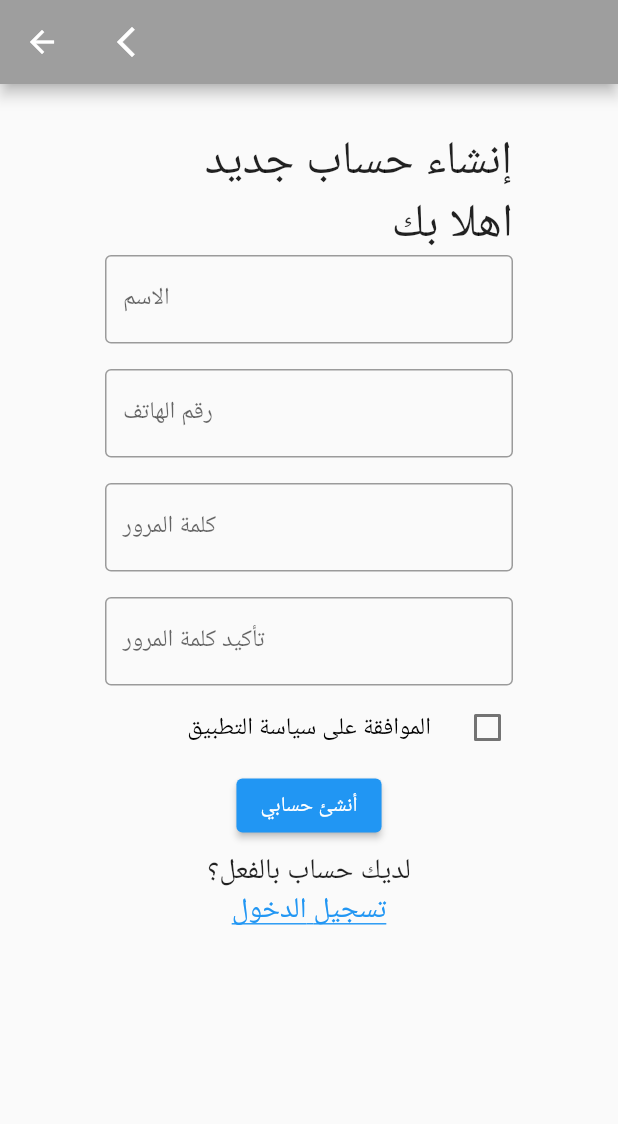
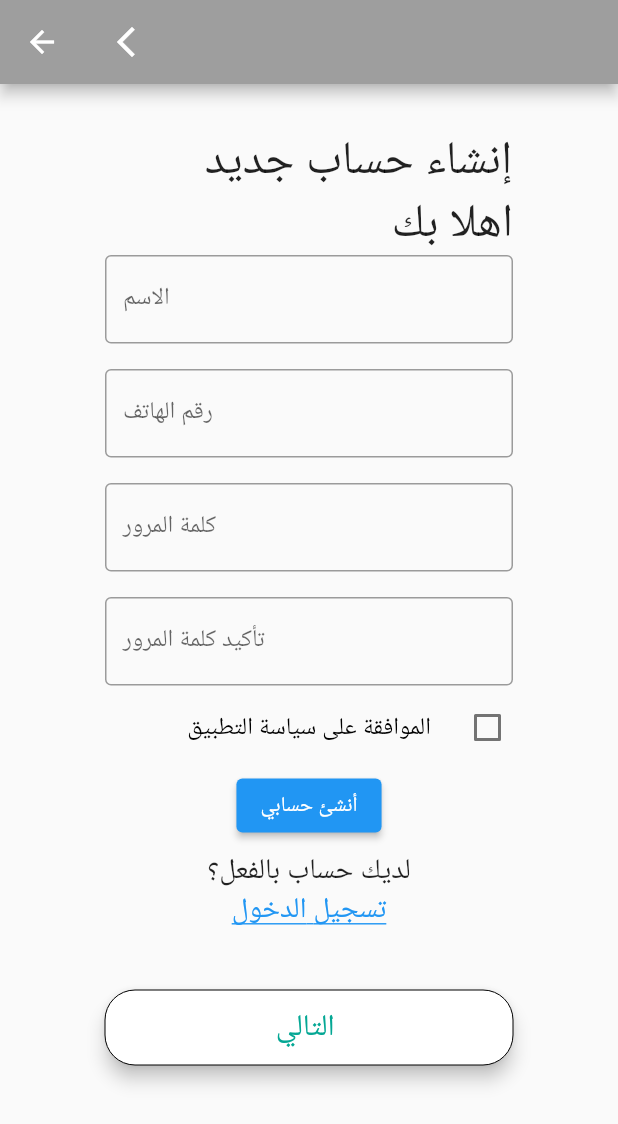
Before and after one commit to lailack913/Al_Dalala, a Flutter app: the creat_account screen opened directly, after a tap on "أنشئ حسابي", on a phone screen of 412 x 824 dp. Shown: the top 1124 px of the screen. Run offline on Flutter 3.47's test engine with Material 2 defaults, Android fonts, the phone set to English and light mode, and no system bars; missing offline and left inert: dart:js, flutter_verification_code; network calls fail.

Commit message:
git commit

```diff
--- a/lib/2_account/a_sign in/creat_account.dart
+++ b/lib/2_account/a_sign in/creat_account.dart
@@ -1,109 +1,137 @@
 import 'package:flutter/material.dart';
+import 'package:http/http.dart';
+import 'dart:convert';
+import 'dart:js';
+import '../../dataa.dart';
+import 'package:al_dalala/1_home/home_page.dart';
+import 'package:al_dalala/2_account/b_login/login.dart';
+
+var nameController = TextEditingController();
+var phoneController = TextEditingController();
+var passwordController = TextEditingController();
+var password_confirmController = TextEditingController();
 
 class creat_account extends StatefulWidget {
-  const creat_account({Key? key}) : super(key: key);
-
   @override
   State<creat_account> createState() => _creat_accountState();
 }
 
 class _creat_accountState extends State<creat_account> {
   bool check = false;
+  Future Add_data() async {
+    var url = Uri.parse("http://localhost:4000/add");
+    Map<String, String> headers = {"Content-type": "application/json"};
+
+    String json = '{"fullname": "$nameup",'
+        ' "u_phone": "$phoneup",'
+        ' "password": "$passwordup"}';
+    // make POST request
+    Response response = await post(url, headers: headers, body: json);
+    // check the status code for the result
+    int statusCode = response.statusCode;
+    // this API passes back the id of the new item added to the body
+    String body1 = response.body;
+    var data = jsonDecode(body1);
+    print(data);
+    var res = data["code"];
+
+    if (res == null) {}
+  }
+
   @override
   Widget build(BuildContext context) {
     return Scaffold(
         appBar: AppBar(
-          title: Icon(Icons.arrow_back_ios_new, ) ,
+          title: Icon(
+            Icons.arrow_back_ios_new,
+          ),
           backgroundColor: Colors.grey,
         ),
-
-        body:
-      SafeArea(
-        child:
-              Container(
+        body: SafeArea(
+          child: Container(
             alignment: Alignment.topRight,
             padding: EdgeInsets.fromLTRB(70, 30, 70, 0),
             child: Column(
               crossAxisAlignment: CrossAxisAlignment.end,
               children: [
-              Text("إنشاء حساب جديد",
-                style: TextStyle( fontSize: 31,  ),) ,
-              Text("اهلا بك",
-                style: TextStyle( fontSize: 31,),) ,
-
+                Text(
+                  "إنشاء حساب جديد",
+                  style: TextStyle(
+                    fontSize: 31,
+                  ),
+                ),
+                Text(
+                  "اهلا بك",
+                  style: TextStyle(
+                    fontSize: 31,
+                  ),
+                ),
                 TextField(
+                  controller: nameController,
                   textAlign: TextAlign.right,
                   decoration: InputDecoration(
                     labelText: 'الاسم',
-                  labelStyle: TextStyle(
-
-                  ),
-                  border: OutlineInputBorder(
+                    labelStyle: TextStyle(),
+                    border: OutlineInputBorder(),
                   ),
                 ),
+                SizedBox(
+                  height: 17,
                 ),
-
-              SizedBox(height: 17,),
-
                 TextField(
+                  controller: phoneController,
                   textAlign: TextAlign.right,
                   decoration: InputDecoration(
                     labelText: 'رقم الهاتف',
-                  labelStyle: TextStyle(
-
-                  ),
-                  border: OutlineInputBorder(
+                    labelStyle: TextStyle(),
+                    border: OutlineInputBorder(),
                   ),
                 ),
+                SizedBox(
+                  height: 17,
                 ),
-
-              SizedBox(height: 17,),
-
                 TextField(
+                  controller: passwordController,
                   textAlign: TextAlign.right,
                   decoration: InputDecoration(
                     labelText: 'كلمة المرور',
-                  labelStyle: TextStyle(
-
-                  ),
-                  border: OutlineInputBorder(
+                    labelStyle: TextStyle(),
+                    border: OutlineInputBorder(),
                   ),
                 ),
+                SizedBox(
+                  height: 17,
                 ),
-
-              SizedBox(height: 17,),
-
                 TextField(
+                  // controller: password_confirmController,
                   textAlign: TextAlign.right,
                   decoration: InputDecoration(
                     labelText: 'تأكيد كلمة المرور',
-                  labelStyle: TextStyle(
-
-                  ),
-                  border: OutlineInputBorder(
+                    labelStyle: TextStyle(),
+                    border: OutlineInputBorder(),
                   ),
                 ),
-              ),
-
                 Transform.translate(
                   offset: const Offset(19, 0),
                   child: Container(
                     width: MediaQuery.of(context).size.width,
                     child: CheckboxListTile(
-                    title: const Text("     الموافقة على سياسة التطبيق",style: TextStyle( color:  Colors.black,)),
+                      title: const Text("     الموافقة على سياسة التطبيق",
+                          style: TextStyle(
+                            color: Colors.black,
+                          )),
                       controlAffinity: ListTileControlAffinity.trailing,
                       activeColor: Colors.white,
                       checkColor: Colors.blueGrey,
                       value: check,
-                    onChanged:  (value){
+                      onChanged: (value) {
                         setState(() {
-                        check=value!;
+                          check = value!;
                         });
                       },
                     ),
                   ),
                 ),
-
                 Row(
                   mainAxisAlignment: MainAxisAlignment.center,
                   children: [
@@ -111,23 +139,74 @@ class _creat_accountState extends State<creat_account> {
                       children: [
                         ElevatedButton(
                           onPressed: () {
+                            setState(() {
+                              nameup = nameController.text;
+                              phoneup = phoneController.text;
+                              passwordup = passwordController.text;
+                              // password_confirmup=password_confirmController.text;
+                              Add_data();
+                            });
                           },
                           child: Text("أنشئ حسابي"),
-                      ) ,
-                      SizedBox(height: 7,),
-                      Text("لديك حساب بالفعل؟", style: TextStyle(fontSize: 19),),
-                      Text("تسجيل الدخول" , style: TextStyle( fontSize: 19,
-                          decoration: TextDecoration.underline, color: Colors.blue ),),
-
-                    ],
-                  )
-
+                        ),
+                        SizedBox(
+                          height: 7,
+                        ),
+                        Text(
+                          "لديك حساب بالفعل؟",
+                          style: TextStyle(fontSize: 19),
+                        ),
+                        Text(
+                          "تسجيل الدخول",
+                          style: TextStyle(
+                              fontSize: 19,
+                              decoration: TextDecoration.underline,
+                              color: Colors.blue),
+                        ),
                       ],
                     )
                   ],
                 ),
+                SizedBox(
+                  height: 40,
+                ),
+                SizedBox(
+                  width: MediaQuery.of(context).size.width,
+                  height: 50, // <-- match-parent
+                  child: ElevatedButton(
+                    onPressed: () {
+                      setState(() {
+                        nameup = nameController.text;
+                        phoneup = phoneController.text;
+                        passwordup = passwordController.text;
+                        password_confirmup = password_confirmController.text;
+                        Add_data();
+                      });
+                      //getData();
+                    },
+                    child: Text(
+                      "التالي ",
+                      style: TextStyle(
+                        fontSize: 20,
+                        color: Color(0xff04a794),
+                      ),
+                    ),
+                    style: ElevatedButton.styleFrom(
+                        elevation: 5,
+                        primary: Color(0xffffffff),
+                        // padding: EdgeInsets.symmetric(horizontal:200, vertical: 20),
+                        side: BorderSide(
+                          width: 0,
+                        ),
+                        shape: RoundedRectangleBorder(
+                            borderRadius: BorderRadius.circular(
+                          20,
+                        ))),
                   ),
                 )
-    );
+              ],
+            ),
+          ),
+        ));
   }
 }
--- a/lib/dataa.dart
+++ b/lib/dataa.dart
@@ -1,3 +1,12 @@
-// TODO Implement this library.
-var u_phone = "";
-var password = "";
+var name="";
+var phone="";
+var nameup="";
+var phoneup="";
+var unversyup="";
+var password_confirmup="";
+var password_confirmupp="";
+var passwordup="";
+var fullname="";
+var u_phone="";
+var password="";
+var password_confirm="";
```
Also changed, not shown: lib/2_account/b_login/login.dart (+4 -7 lines), lib/2_account/c_restoration/restor_PN.dart (+41 -6 lines), 1 other file. Lines whose indentation alone changed are shown as unchanged.
